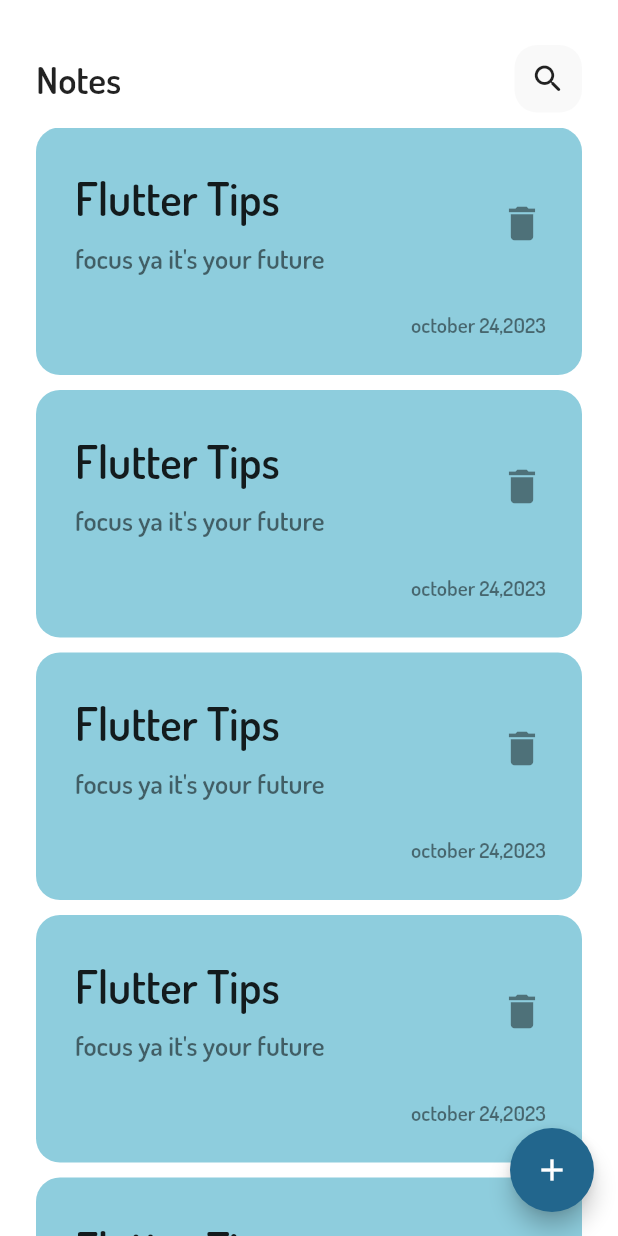
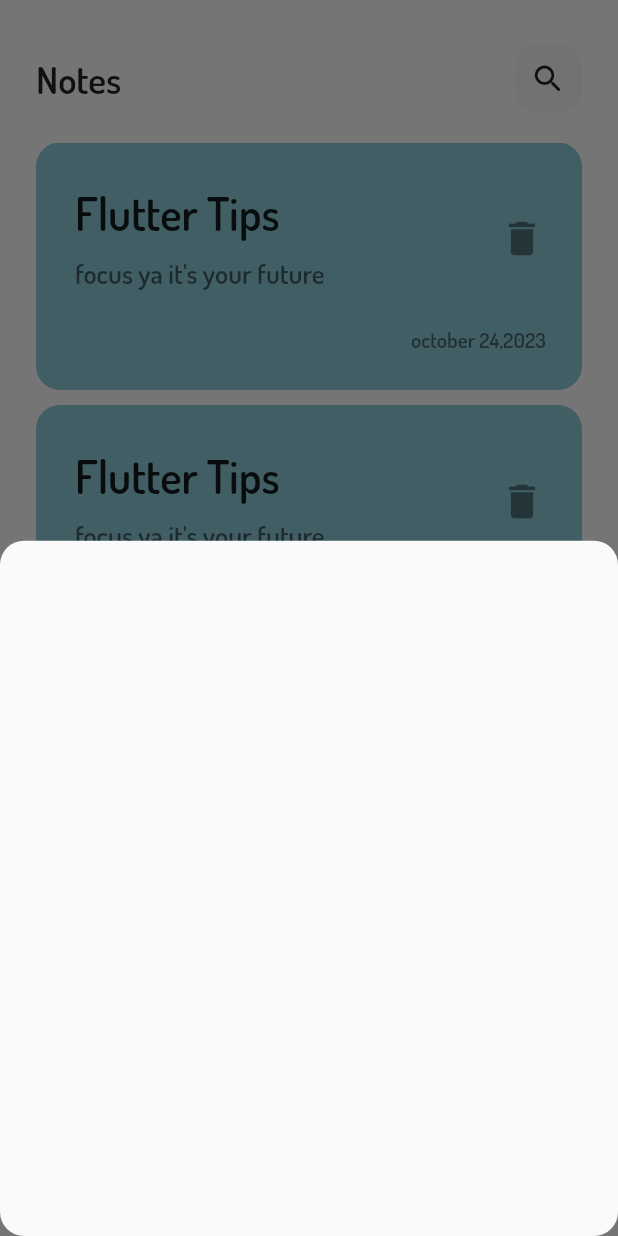
Before and after one commit to Marriiamm/notes_app, a Flutter app: the screen it shows after launch, after a tap on the "add" icon, on a phone screen of 412 x 824 dp. Run offline on Flutter 3.47's test engine with Material 2 defaults, Android fonts, the phone set to English and light mode, and no system bars.

Commit message:
new updates

```diff
--- a/lib/views/notes_view.dart
+++ b/lib/views/notes_view.dart
@@ -1,5 +1,6 @@
 import 'package:flutter/material.dart';
-import 'package:notes_app/views/widgets/notes_view_body.dart';
+import 'package:notes_app/widgets/add_note_sheet.dart';
+import 'package:notes_app/widgets/notes_view_body.dart';
 
 class NotesView extends StatelessWidget {
   const NotesView({super.key});
@@ -9,7 +10,16 @@ class NotesView extends StatelessWidget {
     return  Scaffold(
       floatingActionButton: FloatingActionButton(
         backgroundColor: Color(0xff22668D),
-        onPressed: (){},
+        onPressed: (){
+          showModalBottomSheet(
+            shape: RoundedRectangleBorder(
+              borderRadius: BorderRadius.circular(16.0)
+            ),
+            context: context,
+            builder: (context){
+              return const AddNote();
+            });
+        },
         child: const Icon(Icons.add),),
       body: const NotesViewBody(),
     );
--- /dev/null
+++ b/lib/widgets/add_note_sheet.dart
@@ -0,0 +1,10 @@
+import 'package:flutter/material.dart';
+
+class AddNote extends StatelessWidget {
+  const AddNote({super.key});
+
+  @override
+  Widget build(BuildContext context) {
+    return Container();
+  }
+}
--- a/lib/views/widgets/notes_list_view.dart
+++ b/lib/widgets/notes_list_view.dart
@@ -1,5 +1,5 @@
 import 'package:flutter/material.dart';
-import 'package:notes_app/views/widgets/custom_note_item.dart';
+import 'package:notes_app/widgets/custom_note_item.dart';
 
 class NotesListView extends StatelessWidget {
   const NotesListView({super.key});
@@ -7,6 +7,7 @@ class NotesListView extends StatelessWidget {
   @override
   Widget build(BuildContext context) {
     return ListView.builder(
+      padding:EdgeInsets.zero,
       itemBuilder: (context,index){
         return const Padding(
           padding: EdgeInsets.only(bottom:10.0),
--- a/lib/views/widgets/notes_view_body.dart
+++ b/lib/widgets/notes_view_body.dart
@@ -1,6 +1,6 @@
 import 'package:flutter/material.dart';
-import 'package:notes_app/views/widgets/custom_app_bar.dart';
-import 'package:notes_app/views/widgets/notes_list_view.dart';
+import 'package:notes_app/widgets/custom_app_bar.dart';
+import 'package:notes_app/widgets/notes_list_view.dart';
 
 class NotesViewBody extends StatelessWidget {
   const NotesViewBody({super.key});
@@ -13,7 +13,7 @@ class NotesViewBody extends StatelessWidget {
         children: [
           SizedBox(height: 30,),
           CustomAppBar(),
-          SizedBox(height: 10,),
+          SizedBox(height: 20,),
           Expanded(child: NotesListView()),
         ],
       ),
```
Also changed, not shown: lib/widgets/custom_app_bar.dart (renamed from lib/views/widgets/custom_app_bar.dart), lib/widgets/custom_note_item.dart (renamed from lib/views/widgets/custom_note_item.dart).
